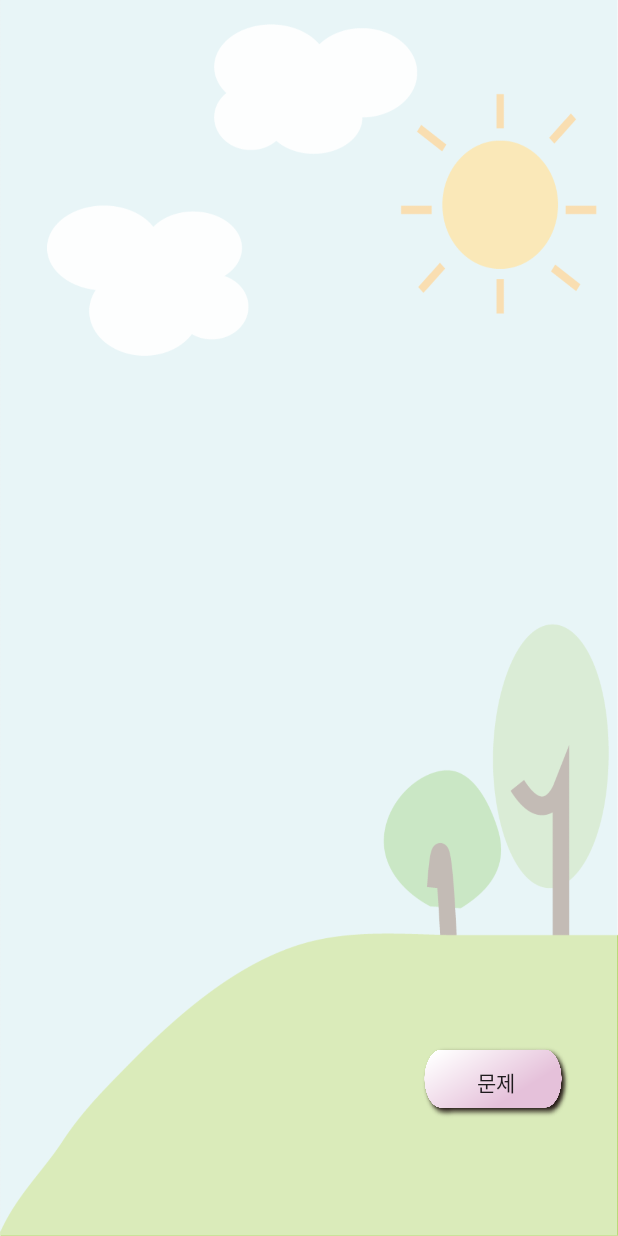
After one commit to choiwoohyuk/Pepco, an Android app: the layout alertdialog.xml on its own in the app's theme, with its tools: preview values and no code run, on a phone screen of 412 x 824 dp. The commit adds this screen. Run offline under Robolectric (Android 15) with nearby library versions, the phone set to English and light mode, and no system bars.

Commit message:
hwang_int's alertdialog modify_array

```diff
--- /dev/null
+++ b/app/src/main/res/layout/alertdialog.xml
@@ -0,0 +1,23 @@
+<?xml version="1.0" encoding="utf-8"?>
+<android.support.constraint.ConstraintLayout xmlns:android="http://schemas.android.com/apk/res/android"
+    xmlns:app="http://schemas.android.com/apk/res-auto"
+    xmlns:tools="http://schemas.android.com/tools"
+    android:layout_width="match_parent"
+    android:layout_height="match_parent"
+    android:background="@drawable/game_1"
+    tools:context="com.gruzam.ubaki_2.alertdialog">
+
+    <Button
+        android:layout_width="100dp"
+        android:layout_height="50dp"
+        android:id="@+id/set_button"
+        android:background="@drawable/buttonbox"
+        android:text="문제"
+        app:layout_constraintBottom_toBottomOf="parent"
+        app:layout_constraintLeft_toLeftOf="parent"
+        app:layout_constraintRight_toRightOf="parent"
+        app:layout_constraintTop_toTopOf="parent"
+        app:layout_constraintHorizontal_bias="0.9"
+        app:layout_constraintVertical_bias="0.9" />
+
+</android.support.constraint.ConstraintLayout>
--- a/app/src/main/res/values/colors.xml
+++ b/app/src/main/res/values/colors.xml
@@ -3,4 +3,6 @@
     <color name="colorPrimary">#3F51B5</color>
     <color name="colorPrimaryDark">#303F9F</color>
     <color name="colorAccent">#FF4081</color>
+    <color name="custom_color_transparent">#CCFFFFFF</color>
+    <color name="custom_color_button">#11f779</color>
 </resources>
--- /dev/null
+++ b/app/src/main/res/values/dimen.xml
@@ -0,0 +1,5 @@
+<?xml version="1.0" encoding="utf-8"?>
+<resources>
+    <item type="dimen" name="dialog_min_width_major">95%</item>
+    <item type="dimen" name="layout_height">95%</item>
+</resources>
```
Also changed, not shown: app/src/main/java/com/gruzam/ubaki_2/alertdialog.java (added, +192 -0 lines), app/src/main/res/values/styles.xml (+21 -0 lines), app/src/main/res/drawable/buttonbox.png (added).
